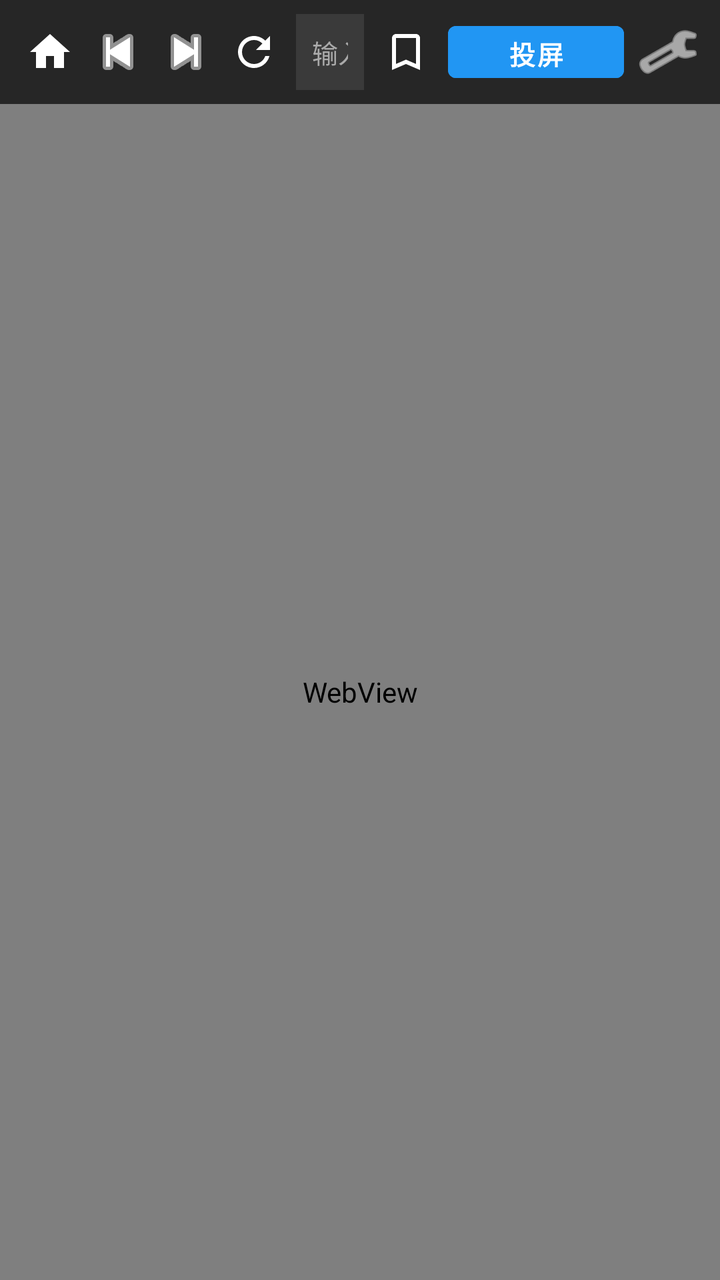
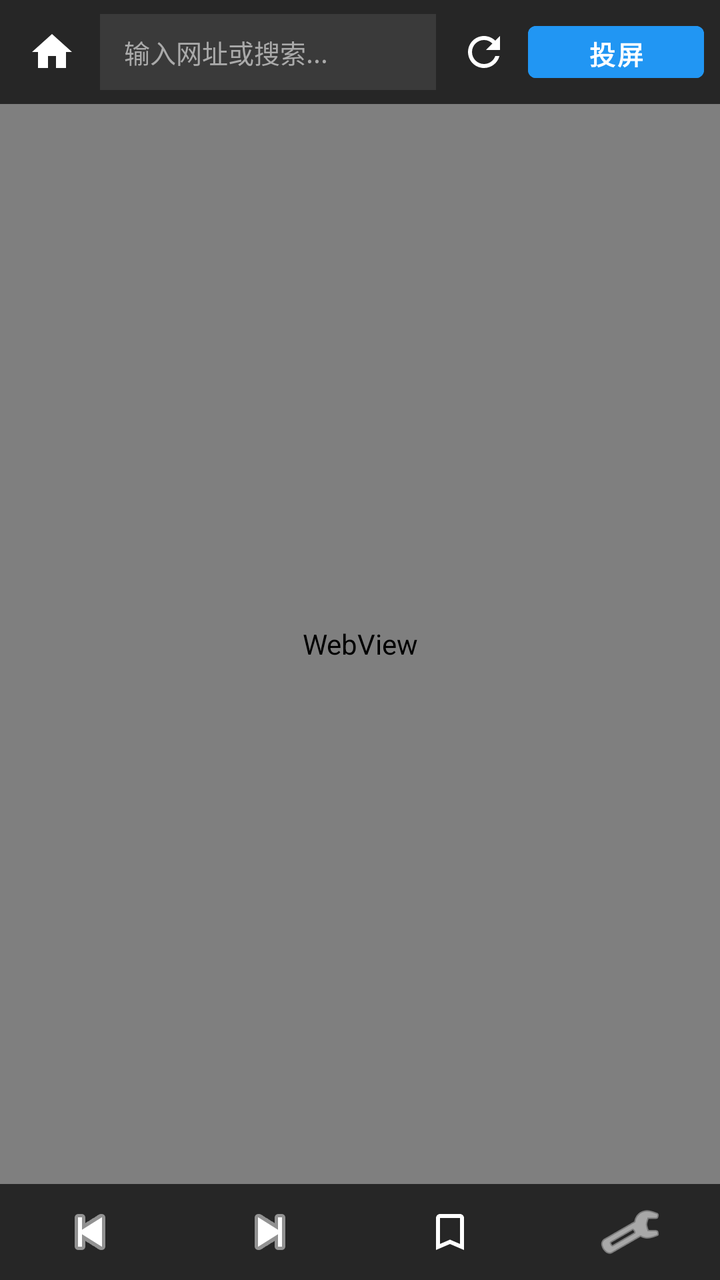

Two renders of the same Android screen: before a commit and after it. Below are the layout's source before the change and the commit's diff.
<!-- AndroidManifest.xml: application theme Theme.BigEyes -->
<!-- res/layout/activity_main.xml -->
<?xml version="1.0" encoding="utf-8"?>
<androidx.constraintlayout.widget.ConstraintLayout xmlns:android="http://schemas.android.com/apk/res/android"
    xmlns:app="http://schemas.android.com/apk/res-auto"
    android:layout_width="match_parent"
    android:layout_height="match_parent"
    android:background="@color/black">

    
    <LinearLayout
        android:id="@+id/top_bar"
        android:layout_width="match_parent"
        android:layout_height="52dp"
        android:orientation="horizontal"
        android:gravity="center_vertical"
        android:background="#262626"
        android:paddingHorizontal="8dp"
        app:layout_constraintTop_toTopOf="parent">

        <ImageButton
            android:id="@+id/btn_home"
            android:layout_width="34dp"
            android:layout_height="34dp"
            android:background="?attr/selectableItemBackgroundBorderless"
            android:src="@drawable/ic_home"
            android:tint="@color/white"
            android:contentDescription="主页" />

        <ImageButton
            android:id="@+id/btn_back"
            android:layout_width="34dp"
            android:layout_height="34dp"
            android:background="?attr/selectableItemBackgroundBorderless"
            android:src="@android:drawable/ic_media_previous"
            android:tint="@color/white"
            android:contentDescription="后退" />

        <ImageButton
            android:id="@+id/btn_forward"
            android:layout_width="34dp"
            android:layout_height="34dp"
            android:background="?attr/selectableItemBackgroundBorderless"
            android:src="@android:drawable/ic_media_next"
            android:tint="@color/white"
            android:contentDescription="前进" />

        <ImageButton
            android:id="@+id/btn_refresh"
            android:layout_width="34dp"
            android:layout_height="34dp"
            android:background="?attr/selectableItemBackgroundBorderless"
            android:src="@drawable/ic_refresh"
            android:tint="@color/white"
            android:contentDescription="刷新" />

        <EditText
            android:id="@+id/et_url"
            android:layout_width="0dp"
            android:layout_height="38dp"
            android:layout_weight="1"
            android:layout_marginHorizontal="4dp"
            android:background="#3A3A3A"
            android:textColor="@color/white"
            android:textColorHint="@color/text_muted"
            android:hint="输入网址..."
            android:textSize="13sp"
            android:paddingHorizontal="8dp"
            android:singleLine="true"
            android:imeOptions="actionGo"
            android:inputType="textUri" />

        <ImageButton
            android:id="@+id/btn_bookmark"
            android:layout_width="34dp"
            android:layout_height="34dp"
            android:background="?attr/selectableItemBackgroundBorderless"
            android:src="@drawable/ic_bookmark"
            android:tint="@color/white"
            android:contentDescription="书签收藏"
            android:layout_marginEnd="4dp" />

        
        <FrameLayout
            android:id="@+id/layout_cast_btn"
            android:layout_width="wrap_content"
            android:layout_height="wrap_content"
            android:layout_marginEnd="4dp">

            <Button
                android:id="@+id/btn_cast"
                android:layout_width="wrap_content"
                android:layout_height="38dp"
                android:text="投屏"
                android:textSize="13sp"
                android:textStyle="bold"
                android:backgroundTint="@color/brand_primary"
                android:textColor="@color/white"
                android:paddingHorizontal="12dp" />

            <TextView
                android:id="@+id/tv_badge_count"
                android:layout_width="18dp"
                android:layout_height="18dp"
                android:layout_gravity="top|end"
                android:background="@android:color/holo_red_dark"
                android:textColor="@color/white"
                android:textSize="10sp"
                android:textStyle="bold"
                android:gravity="center"
                android:visibility="gone"
                android:text="1" />
        </FrameLayout>

        <ImageButton
            android:id="@+id/btn_settings"
            android:layout_width="36dp"
            android:layout_height="36dp"
            android:background="?attr/selectableItemBackgroundBorderless"
            android:src="@android:drawable/ic_menu_preferences"
            android:tint="@color/white"
            android:contentDescription="设置" />
    </LinearLayout>

    
    <ProgressBar
        android:id="@+id/progress_bar"
        style="?android:attr/progressBarStyleHorizontal"
        android:layout_width="match_parent"
        android:layout_height="3dp"
        android:progressDrawable="@drawable/progress_bar_drawable"
        android:visibility="gone"
        app:layout_constraintTop_toBottomOf="@id/top_bar" />

    
    <WebView
        android:id="@+id/web_view"
        android:layout_width="match_parent"
        android:layout_height="0dp"
        app:layout_constraintTop_toBottomOf="@id/progress_bar"
        app:layout_constraintBottom_toTopOf="@id/container_playback_control" />

    
    <FrameLayout
        android:id="@+id/container_playback_control"
        android:layout_width="match_parent"
        android:layout_height="wrap_content"
        android:visibility="gone"
        app:layout_constraintBottom_toBottomOf="parent">

        <include layout="@layout/view_playback_control" />
    </FrameLayout>

    
    <FrameLayout
        android:id="@+id/fullscreen_custom_content"
        android:layout_width="match_parent"
        android:layout_height="match_parent"
        android:background="@color/black"
        android:visibility="gone"
        app:layout_constraintTop_toTopOf="parent"
        app:layout_constraintBottom_toBottomOf="parent"
        app:layout_constraintStart_toStartOf="parent"
        app:layout_constraintEnd_toEndOf="parent" />

</androidx.constraintlayout.widget.ConstraintLayout>
<!-- res/layout/view_playback_control.xml (included above) -->
<?xml version="1.0" encoding="utf-8"?>
<LinearLayout xmlns:android="http://schemas.android.com/apk/res/android"
    xmlns:app="http://schemas.android.com/apk/res-auto"
    android:layout_width="match_parent"
    android:layout_height="wrap_content"
    android:orientation="vertical"
    android:background="@color/control_bar_bg"
    android:padding="12dp"
    android:elevation="8dp">

    
    <LinearLayout
        android:layout_width="match_parent"
        android:layout_height="wrap_content"
        android:orientation="horizontal"
        android:gravity="center_vertical">

        <TextView
            android:id="@+id/tv_playing_title"
            android:layout_width="0dp"
            android:layout_height="wrap_content"
            android:layout_weight="1"
            android:textColor="@color/white"
            android:textSize="14sp"
            android:textStyle="bold"
            android:singleLine="true"
            android:ellipsize="end"
            android:text="正在电视投屏播放..." />

        <TextView
            android:id="@+id/tv_target_device"
            android:layout_width="wrap_content"
            android:layout_height="wrap_content"
            android:textColor="@color/brand_primary"
            android:textSize="12sp"
            android:text="客厅电视"
            android:layout_marginStart="8dp" />

        <ImageButton
            android:id="@+id/btn_close_control"
            android:layout_width="32dp"
            android:layout_height="32dp"
            android:background="?attr/selectableItemBackgroundBorderless"
            android:src="@android:drawable/ic_menu_close_clear_cancel"
            android:tint="@color/text_muted"
            android:contentDescription="关闭播控" />
    </LinearLayout>

    
    <LinearLayout
        android:layout_width="match_parent"
        android:layout_height="wrap_content"
        android:orientation="horizontal"
        android:gravity="center_vertical"
        android:layout_marginTop="4dp">

        <TextView
            android:id="@+id/tv_current_time"
            android:layout_width="wrap_content"
            android:layout_height="wrap_content"
            android:textColor="@color/text_muted"
            android:textSize="12sp"
            android:text="00:00:00" />

        <SeekBar
            android:id="@+id/seekbar_progress"
            android:layout_width="0dp"
            android:layout_height="wrap_content"
            android:layout_weight="1"
            android:max="1000"
            android:progress="0"
            android:thumbTint="@color/brand_primary"
            android:progressTint="@color/brand_primary" />

        <TextView
            android:id="@+id/tv_total_time"
            android:layout_width="wrap_content"
            android:layout_height="wrap_content"
            android:textColor="@color/text_muted"
            android:textSize="12sp"
            android:text="00:00:00" />
    </LinearLayout>

    
    <LinearLayout
        android:layout_width="match_parent"
        android:layout_height="wrap_content"
        android:orientation="horizontal"
        android:gravity="center"
        android:layout_marginTop="4dp">

        <Button
            android:id="@+id/btn_rewind"
            android:layout_width="wrap_content"
            android:layout_height="36dp"
            android:text="-15s"
            android:textSize="12sp"
            style="@style/Widget.MaterialComponents.Button.TextButton"
            android:textColor="@color/white" />

        <Button
            android:id="@+id/btn_play_pause"
            android:layout_width="wrap_content"
            android:layout_height="36dp"
            android:text="暂停"
            android:textSize="14sp"
            android:layout_marginHorizontal="16dp"
            android:backgroundTint="@color/brand_primary"
            android:textColor="@color/white" />

        <Button
            android:id="@+id/btn_forward"
            android:layout_width="wrap_content"
            android:layout_height="36dp"
            android:text="+15s"
            android:textSize="12sp"
            style="@style/Widget.MaterialComponents.Button.TextButton"
            android:textColor="@color/white" />

        <Button
            android:id="@+id/btn_next_episode"
            android:layout_width="wrap_content"
            android:layout_height="36dp"
            android:text="下一集"
            android:textSize="12sp"
            android:layout_marginStart="4dp"
            style="@style/Widget.MaterialComponents.Button.TextButton"
            android:textColor="@color/brand_primary" />

        <Button
            android:id="@+id/btn_stop"
            android:layout_width="wrap_content"
            android:layout_height="36dp"
            android:text="停止"
            android:textSize="12sp"
            android:layout_marginStart="4dp"
            style="@style/Widget.MaterialComponents.Button.TextButton"
            android:textColor="#FF5252" />
    </LinearLayout>

</LinearLayout>
<!-- resources referenced by this layout -->
<resources>
  <color name="black">#FF000000</color>
  <color name="brand_primary">#FF2196F3</color>
  <color name="control_bar_bg">#EE1E1E1E</color>
  <color name="text_muted">#FFAAAAAA</color>
  <color name="white">#FFFFFFFF</color>
  <!-- drawable ic_bookmark (drawable) -->
  <vector xmlns:android="http://schemas.android.com/apk/res/android"
      android:width="24dp"
      android:height="24dp"
      android:viewportWidth="24"
      android:viewportHeight="24"
      android:tint="?attr/colorControlNormal">
    <path
        android:fillColor="@android:color/white"
        android:pathData="M17,3H7c-1.1,0 -1.99,0.9 -1.99,2L5,21l7,-3 7,3V5c0,-1.1 -0.9,-2 -2,-2zM17,17.97l-5,-2.15 -5,2.15V5h10v12.97z"/>
  </vector>
  <!-- drawable ic_home (drawable) -->
  <vector xmlns:android="http://schemas.android.com/apk/res/android"
      android:width="24dp"
      android:height="24dp"
      android:viewportWidth="24"
      android:viewportHeight="24"
      android:tint="?attr/colorControlNormal">
    <path
        android:fillColor="@android:color/white"
        android:pathData="M10,20v-6h4v6h5v-8h3L12,3 2,12h3v8z"/>
  </vector>
  <!-- drawable ic_refresh (drawable) -->
  <vector xmlns:android="http://schemas.android.com/apk/res/android"
      android:width="24dp"
      android:height="24dp"
      android:viewportWidth="24"
      android:viewportHeight="24">
      <path
          android:fillColor="@android:color/white"
          android:pathData="M17.65,6.35C16.2,4.9 14.21,4 12,4c-4.42,0 -7.99,3.58 -7.99,8s3.57,8 7.99,8c3.73,0 6.84,-2.55 7.73,-6h-2.08c-0.82,2.33 -3.04,4 -5.65,4 -3.31,0 -6,-2.69 -6,-6s2.69,-6 6,-6c1.66,0 3.14,0.69 4.22,1.78L13,11h7V4l-2.35,2.35z"/>
  </vector>
  <!-- drawable progress_bar_drawable (drawable) -->
  <?xml version="1.0" encoding="utf-8"?>
  <layer-list xmlns:android="http://schemas.android.com/apk/res/android">
      <item android:id="@android:id/background">
          <shape>
              <solid android:color="#22000000" />
          </shape>
      </item>
      <item android:id="@android:id/progress">
          <clip>
              <shape>
                  <solid android:color="@color/brand_primary" />
              </shape>
          </clip>
      </item>
  </layer-list>
  <style name="Theme.BigEyes" parent="Theme.MaterialComponents.DayNight.NoActionBar">
          <item name="colorPrimary">@color/brand_primary</item>
          <item name="colorPrimaryVariant">@color/purple_700</item>
          <item name="colorOnPrimary">@color/white</item>
          <item name="colorSecondary">@color/brand_secondary</item>
          <item name="colorSecondaryVariant">@color/teal_700</item>
          <item name="colorOnSecondary">@color/black</item>
          <item name="android:statusBarColor">?attr/colorPrimaryVariant</item>
      </style>
  <color name="purple_700">#FF3700B3</color>
  <color name="brand_secondary">#FF4CAF50</color>
  <color name="teal_700">#FF018786</color>
</resources>

<!-- the commit's change to res/layout/activity_main.xml (unified diff, before → after) -->
@@ -18,72 +18,44 @@
 
         <ImageButton
             android:id="@+id/btn_home"
-            android:layout_width="34dp"
-            android:layout_height="34dp"
+            android:layout_width="36dp"
+            android:layout_height="36dp"
             android:background="?attr/selectableItemBackgroundBorderless"
             android:src="@drawable/ic_home"
             android:tint="@color/white"
             android:contentDescription="主页" />
-
-        <ImageButton
-            android:id="@+id/btn_back"
-            android:layout_width="34dp"
-            android:layout_height="34dp"
-            android:background="?attr/selectableItemBackgroundBorderless"
-            android:src="@android:drawable/ic_media_previous"
-            android:tint="@color/white"
-            android:contentDescription="后退" />
-
-        <ImageButton
-            android:id="@+id/btn_forward"
-            android:layout_width="34dp"
-            android:layout_height="34dp"
-            android:background="?attr/selectableItemBackgroundBorderless"
-            android:src="@android:drawable/ic_media_next"
-            android:tint="@color/white"
-            android:contentDescription="前进" />
-
-        <ImageButton
-            android:id="@+id/btn_refresh"
-            android:layout_width="34dp"
-            android:layout_height="34dp"
-            android:background="?attr/selectableItemBackgroundBorderless"
-            android:src="@drawable/ic_refresh"
-            android:tint="@color/white"
-            android:contentDescription="刷新" />
 
         <EditText
             android:id="@+id/et_url"
             android:layout_width="0dp"
             android:layout_height="38dp"
             android:layout_weight="1"
-            android:layout_marginHorizontal="4dp"
+            android:layout_marginHorizontal="6dp"
             android:background="#3A3A3A"
             android:textColor="@color/white"
             android:textColorHint="@color/text_muted"
-            android:hint="输入网址..."
+            android:hint="输入网址或搜索..."
             android:textSize="13sp"
-            android:paddingHorizontal="8dp"
+            android:paddingHorizontal="12dp"
             android:singleLine="true"
             android:imeOptions="actionGo"
             android:inputType="textUri" />
 
         <ImageButton
-            android:id="@+id/btn_bookmark"
-            android:layout_width="34dp"
-            android:layout_height="34dp"
-            android:background="?attr/selectableItemBackgroundBorderless"
-            android:src="@drawable/ic_bookmark"
-            android:tint="@color/white"
-            android:contentDescription="书签收藏"
+            android:id="@+id/btn_refresh"
+            android:layout_width="36dp"
+            android:layout_height="36dp"
+            android:background="?attr/selectableItemBackgroundBorderless"
+            android:src="@drawable/ic_refresh"
+            android:tint="@color/white"
+            android:contentDescription="刷新"
             android:layout_marginEnd="4dp" />
 
         
         <FrameLayout
             android:id="@+id/layout_cast_btn"
             android:layout_width="wrap_content"
-            android:layout_height="wrap_content"
-            android:layout_marginEnd="4dp">
+            android:layout_height="wrap_content">
 
             <Button
                 android:id="@+id/btn_cast"
@@ -109,15 +81,6 @@
                 android:visibility="gone"
                 android:text="1" />
         </FrameLayout>
-
-        <ImageButton
-            android:id="@+id/btn_settings"
-            android:layout_width="36dp"
-            android:layout_height="36dp"
-            android:background="?attr/selectableItemBackgroundBorderless"
-            android:src="@android:drawable/ic_menu_preferences"
-            android:tint="@color/white"
-            android:contentDescription="设置" />
     </LinearLayout>
 
     
@@ -144,10 +107,61 @@
         android:layout_width="match_parent"
         android:layout_height="wrap_content"
         android:visibility="gone"
-        app:layout_constraintBottom_toBottomOf="parent">
+        app:layout_constraintBottom_toTopOf="@id/bottom_bar">
 
         <include layout="@layout/view_playback_control" />
     </FrameLayout>
+
+    
+    <LinearLayout
+        android:id="@+id/bottom_bar"
+        android:layout_width="match_parent"
+        android:layout_height="48dp"
+        android:orientation="horizontal"
+        android:gravity="center_vertical"
+        android:background="#262626"
+        app:layout_constraintBottom_toBottomOf="parent">
+
+        <ImageButton
+            android:id="@+id/btn_back"
+            android:layout_width="0dp"
+            android:layout_height="match_parent"
+            android:layout_weight="1"
+            android:background="?attr/selectableItemBackgroundBorderless"
+            android:src="@android:drawable/ic_media_previous"
+            android:tint="@color/white"
+            android:contentDescription="后退" />
+
+        <ImageButton
+            android:id="@+id/btn_forward"
+            android:layout_width="0dp"
+            android:layout_height="match_parent"
+            android:layout_weight="1"
+            android:background="?attr/selectableItemBackgroundBorderless"
+            android:src="@android:drawable/ic_media_next"
+            android:tint="@color/white"
+            android:contentDescription="前进" />
+
+        <ImageButton
+            android:id="@+id/btn_bookmark"
+            android:layout_width="0dp"
+            android:layout_height="match_parent"
+            android:layout_weight="1"
+            android:background="?attr/selectableItemBackgroundBorderless"
+            android:src="@drawable/ic_bookmark"
+            android:tint="@color/white"
+            android:contentDescription="书签收藏" />
+
+        <ImageButton
+            android:id="@+id/btn_settings"
+            android:layout_width="0dp"
+            android:layout_height="match_parent"
+            android:layout_weight="1"
+            android:background="?attr/selectableItemBackgroundBorderless"
+            android:src="@android:drawable/ic_menu_preferences"
+            android:tint="@color/white"
+            android:contentDescription="设置" />
+    </LinearLayout>
 
     
     <FrameLayout
